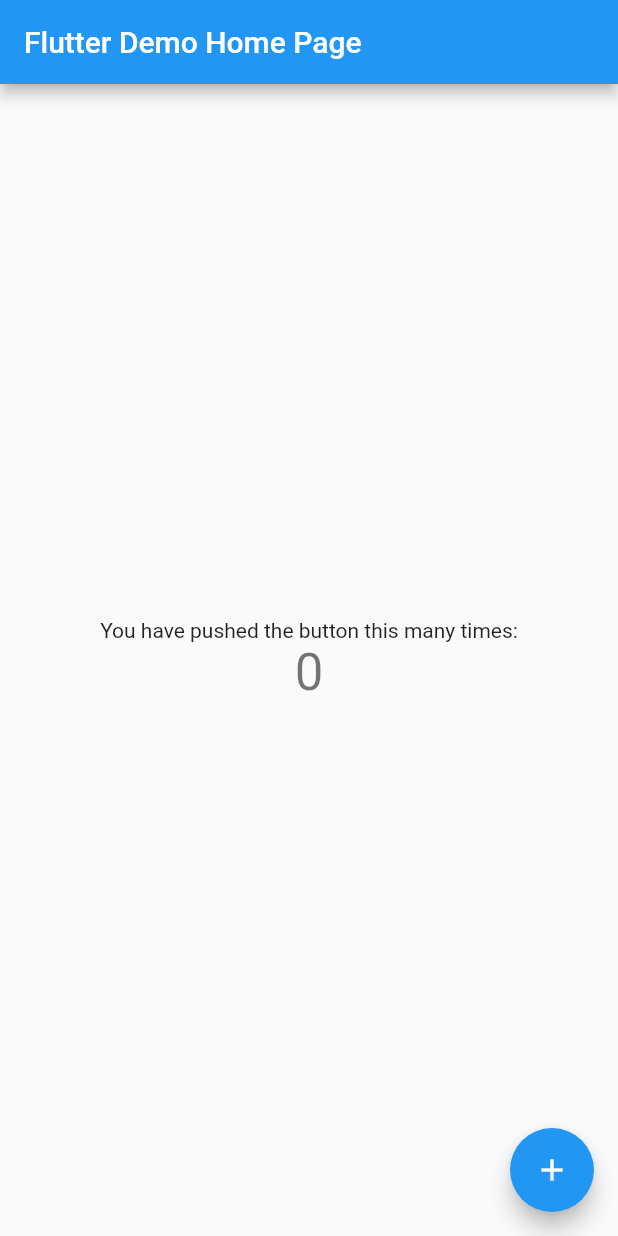
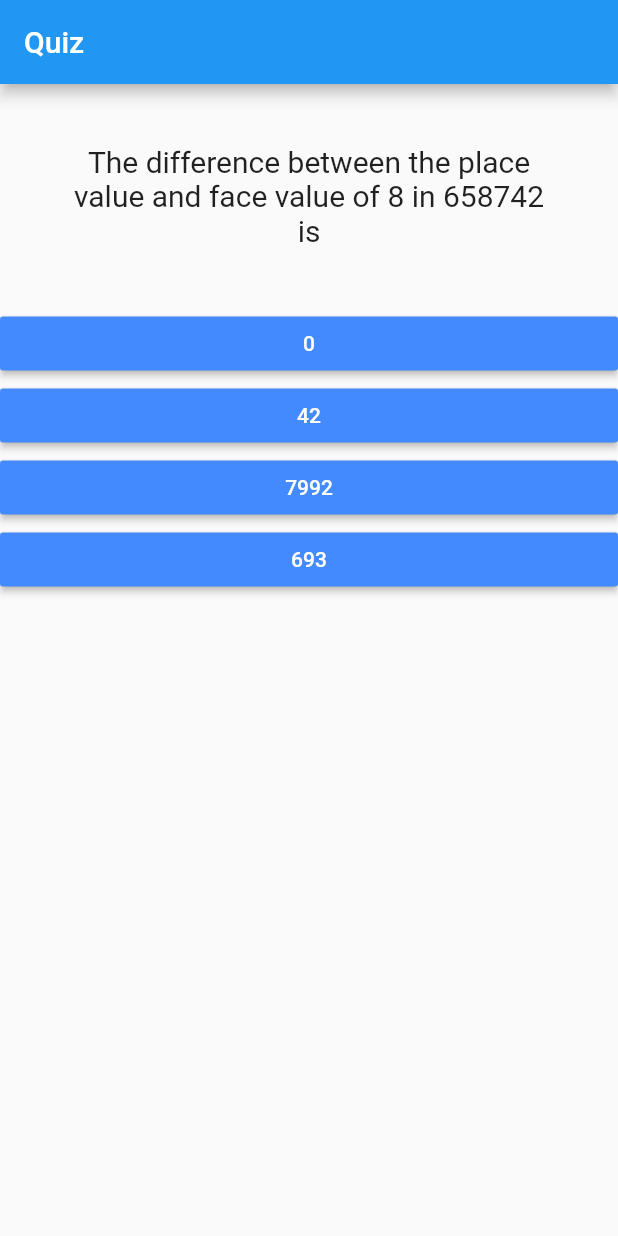
Before and after one commit to iprimesystem/flutter, a Flutter app: the screen it shows after launch, on a phone screen of 412 x 824 dp. Run offline on Flutter 3.47's test engine with Material 2 defaults, Android fonts, the phone set to English and light mode, and no system bars.

Commit message:
Added initial code for quiz app.

```diff
--- /dev/null
+++ b/quiz_app/lib/answer.dart
@@ -0,0 +1,22 @@
+import 'package:flutter/material.dart';
+
+class Answer extends StatelessWidget {
+  final Function selectAnswerHandler;
+  final Map answer;
+  Answer({this.selectAnswerHandler, this.answer});
+
+  @override
+  Widget build(BuildContext context) {
+    return Container(
+      width: double.infinity,
+      child: RaisedButton(
+        color: Colors.blueAccent,
+        onPressed: () => this.selectAnswerHandler(answer, false),
+        child: Text(
+          this.answer['answerText'],
+          style: TextStyle(color: Colors.white),
+        ),
+      ),
+    );
+  }
+}
--- a/quiz_app/lib/main.dart
+++ b/quiz_app/lib/main.dart
@@ -1,111 +1,136 @@
 import 'package:flutter/material.dart';
+import 'package:quiz_app/quiz.dart';
+import 'package:quiz_app/result.dart';
 
-void main() => runApp(MyApp());
+import 'models/QuestionAnswer.dart';
 
-class MyApp extends StatelessWidget {
-  // This widget is the root of your application.
+void main() {
+  runApp(QuizApp());
+}
+
+class QuizApp extends StatefulWidget {
   @override
-  Widget build(BuildContext context) {
-    return MaterialApp(
-      title: 'Flutter Demo',
-      theme: ThemeData(
-        // This is the theme of your application.
-        //
-        // Try running your application with "flutter run". You'll see the
-        // application has a blue toolbar. Then, without quitting the app, try
-        // changing the primarySwatch below to Colors.green and then invoke
-        // "hot reload" (press "r" in the console where you ran "flutter run",
-        // or simply save your changes to "hot reload" in a Flutter IDE).
-        // Notice that the counter didn't reset back to zero; the application
-        // is not restarted.
-        primarySwatch: Colors.blue,
-      ),
-      home: MyHomePage(title: 'Flutter Demo Home Page'),
-    );
+  State<StatefulWidget> createState() {
+    return QuizAppState();
   }
 }
 
-class MyHomePage extends StatefulWidget {
-  MyHomePage({Key key, this.title}) : super(key: key);
+class QuizAppState extends State<QuizApp> {
+  var _questionIndex = 0;
+  var _totalScore = 0;
+  List<WrongAnswer> _wrongAnswersGiven = new List<WrongAnswer>();
 
-  // This widget is the home page of your application. It is stateful, meaning
-  // that it has a State object (defined below) that contains fields that affect
-  // how it looks.
+  final _questions = const [
+    {
+      'questionText':
+          'The difference between the place value and face value of 8 in 658742 is',
+      'answers': [
+        {'id': 1, 'answerText': '0', 'isCorrect': false},
+        {'id': 2, 'answerText': '42', 'isCorrect': false},
+        {'id': 3, 'answerText': '7992', 'isCorrect': true},
+        {'id': 4, 'answerText': '693', 'isCorrect': false},
+      ]
+    },
+    {
+      'questionText':
+          'The difference between the place values of 6 and 3 in 256839 is',
+      'answers': [
+        {'id': 1, 'answerText': '3', 'isCorrect': false},
+        {'id': 2, 'answerText': '9', 'isCorrect': false},
+        {'id': 3, 'answerText': '52', 'isCorrect': false},
+        {'id': 4, 'answerText': '5970', 'isCorrect': true},
+      ],
+    },
+    {
+      'questionText':
+          'The difference of the smallest three digit number and the largest two digit number is',
+      'answers': [
+        {'id': 1, 'answerText': '100', 'isCorrect': false},
+        {'id': 2, 'answerText': '1', 'isCorrect': true},
+        {'id': 3, 'answerText': '10', 'isCorrect': false},
+        {'id': 4, 'answerText': '99', 'isCorrect': false},
+      ],
+    },
+    {
+      'questionText':
+          'The largest three digit number formed by the digits 8, 5, 9 is',
+      'answers': [
+        {'id': 1, 'answerText': '859', 'isCorrect': false},
+        {'id': 2, 'answerText': '985', 'isCorrect': true},
+        {'id': 3, 'answerText': '958', 'isCorrect': false},
+        {'id': 4, 'answerText': '589', 'isCorrect': false},
+      ],
+    },
+    {
+      'questionText':
+          'The smallest three digit number having three distinct digits is',
+      'answers': [
+        {'id': 1, 'answerText': '123', 'isCorrect': false},
+        {'id': 2, 'answerText': '101', 'isCorrect': false},
+        {'id': 3, 'answerText': '102', 'isCorrect': true},
+        {'id': 4, 'answerText': '201', 'isCorrect': false},
+      ],
+    },
+    {
+      'questionText':
+          'The largest three digit number having distinct digits is',
+      'answers': [
+        {'id': 1, 'answerText': '987', 'isCorrect': true},
+        {'id': 2, 'answerText': '789', 'isCorrect': false},
+        {'id': 3, 'answerText': '999', 'isCorrect': false},
+        {'id': 4, 'answerText': '900', 'isCorrect': false},
+      ],
+    }
+  ];
 
-  // This class is the configuration for the state. It holds the values (in this
-  // case the title) provided by the parent (in this case the App widget) and
-  // used by the build method of the State. Fields in a Widget subclass are
-  // always marked "final".
+  void _answerQuestion(Map answer, bool isReset) {
+    setState(() {
+      if (answer != null) {
+        if (answer['isCorrect'] as bool == true) {
+          _totalScore = _totalScore + 1;
+        } else {
+          var correctAnswer;
+          (_questions[_questionIndex]['answers'] as List<Map>)
+              .forEach((answer) => {
+                    if (answer['isCorrect'] as bool == true)
+                      {correctAnswer = answer['answerText']}
+                  });
 
-  final String title;
-
-  @override
-  _MyHomePageState createState() => _MyHomePageState();
-}
-
-class _MyHomePageState extends State<MyHomePage> {
-  int _counter = 0;
-
-  void _incrementCounter() {
-    setState(() {
-      // This call to setState tells the Flutter framework that something has
-      // changed in this State, which causes it to rerun the build method below
-      // so that the display can reflect the updated values. If we changed
-      // _counter without calling setState(), then the build method would not be
-      // called again, and so nothing would appear to happen.
-      _counter++;
+          WrongAnswer wa = new WrongAnswer(
+            questionText: _questions[_questionIndex]['questionText'],
+            correctAnswer: correctAnswer,
+            wrongAnswer: answer['answerText'],
+          );
+          _wrongAnswersGiven.add(wa);
+        }
+      }
+      if (isReset == true) {
+        _questionIndex = 0;
+        _totalScore = 0;
+        _wrongAnswersGiven = new List<WrongAnswer>();
+      } else {
+        _questionIndex = _questionIndex + 1;
+      }
     });
   }
 
   @override
   Widget build(BuildContext context) {
-    // This method is rerun every time setState is called, for instance as done
-    // by the _incrementCounter method above.
-    //
-    // The Flutter framework has been optimized to make rerunning build methods
-    // fast, so that you can just rebuild anything that needs updating rather
-    // than having to individually change instances of widgets.
-    return Scaffold(
-      appBar: AppBar(
-        // Here we take the value from the MyHomePage object that was created by
-        // the App.build method, and use it to set our appbar title.
-        title: Text(widget.title),
+    return MaterialApp(
+      home: Scaffold(
+        appBar: AppBar(title: Text('Quiz')),
+        body: _questionIndex < _questions.length
+            ? Quiz(
+                answerQuestion: _answerQuestion,
+                questionIndex: _questionIndex,
+                questions: _questions,
+              )
+            : Result(
+                answerQuestionHandler: _answerQuestion,
+                wrongAnswers: _wrongAnswersGiven,
+                outOf: _questions.length,
+                got: _questions.length - _wrongAnswersGiven.length),
       ),
-      body: Center(
-        // Center is a layout widget. It takes a single child and positions it
-        // in the middle of the parent.
-        child: Column(
-          // Column is also a layout widget. It takes a list of children and
-          // arranges them vertically. By default, it sizes itself to fit its
-          // children horizontally, and tries to be as tall as its parent.
-          //
-          // Invoke "debug painting" (press "p" in the console, choose the
-          // "Toggle Debug Paint" action from the Flutter Inspector in Android
-          // Studio, or the "Toggle Debug Paint" command in Visual Studio Code)
-          // to see the wireframe for each widget.
-          //
-          // Column has various properties to control how it sizes itself and
-          // how it positions its children. Here we use mainAxisAlignment to
-          // center the children vertically; the main axis here is the vertical
-          // axis because Columns are vertical (the cross axis would be
-          // horizontal).
-          mainAxisAlignment: MainAxisAlignment.center,
-          children: <Widget>[
-            Text(
-              'You have pushed the button this many times:',
-            ),
-            Text(
-              '$_counter',
-              style: Theme.of(context).textTheme.display1,
-            ),
-          ],
-        ),
-      ),
-      floatingActionButton: FloatingActionButton(
-        onPressed: _incrementCounter,
-        tooltip: 'Increment',
-        child: Icon(Icons.add),
-      ), // This trailing comma makes auto-formatting nicer for build methods.
     );
   }
 }
--- /dev/null
+++ b/quiz_app/lib/models/QuestionAnswer.dart
@@ -0,0 +1,7 @@
+class WrongAnswer{
+  String questionText;
+  String wrongAnswer;
+  String correctAnswer;
+
+  WrongAnswer({this.correctAnswer, this.questionText, this.wrongAnswer});
+}
--- /dev/null
+++ b/quiz_app/lib/question.dart
@@ -0,0 +1,19 @@
+import 'package:flutter/material.dart';
+
+class Question extends StatelessWidget {
+  final String questionText;
+  Question({this.questionText});
+
+  @override
+  Widget build(BuildContext context) {
+    return Container(
+      margin: EdgeInsets.all(40),
+      width: double.infinity,
+      child: Text(
+        this.questionText,
+        style: TextStyle(fontSize: 20),
+        textAlign: TextAlign.center,
+      ),
+    );
+  }
+}
--- /dev/null
+++ b/quiz_app/lib/quiz.dart
@@ -0,0 +1,24 @@
+import 'package:flutter/material.dart';
+import 'package:quiz_app/question.dart';
+
+import 'answer.dart';
+
+class Quiz extends StatelessWidget {
+  final int questionIndex;
+  final List<Map<String, Object>> questions;
+  final Function answerQuestion;
+  Quiz({this.questionIndex, this.questions, this.answerQuestion});
+
+  @override
+  Widget build(BuildContext context) {
+    return Column(
+      children: <Widget>[
+        Question(questionText: questions[this.questionIndex]['questionText']),
+        ...(questions[questionIndex]['answers'] as List<Map>).map((answer) {
+          return Answer(
+              selectAnswerHandler: answerQuestion, answer: answer);
+        }).toList()
+      ],
+    );
+  }
+}
--- a/quiz_app/pubspec.yaml
+++ b/quiz_app/pubspec.yaml
@@ -14,7 +14,7 @@ description: A new Flutter project.
 version: 1.0.0+1
 
 environment:
-  sdk: ">=2.1.0 <3.0.0"
+  sdk: ">=2.2.2 <3.0.0"
 
 dependencies:
   flutter:
```
Also changed, not shown: quiz_app/lib/result.dart (added, +59 -0 lines), 1 other file.
